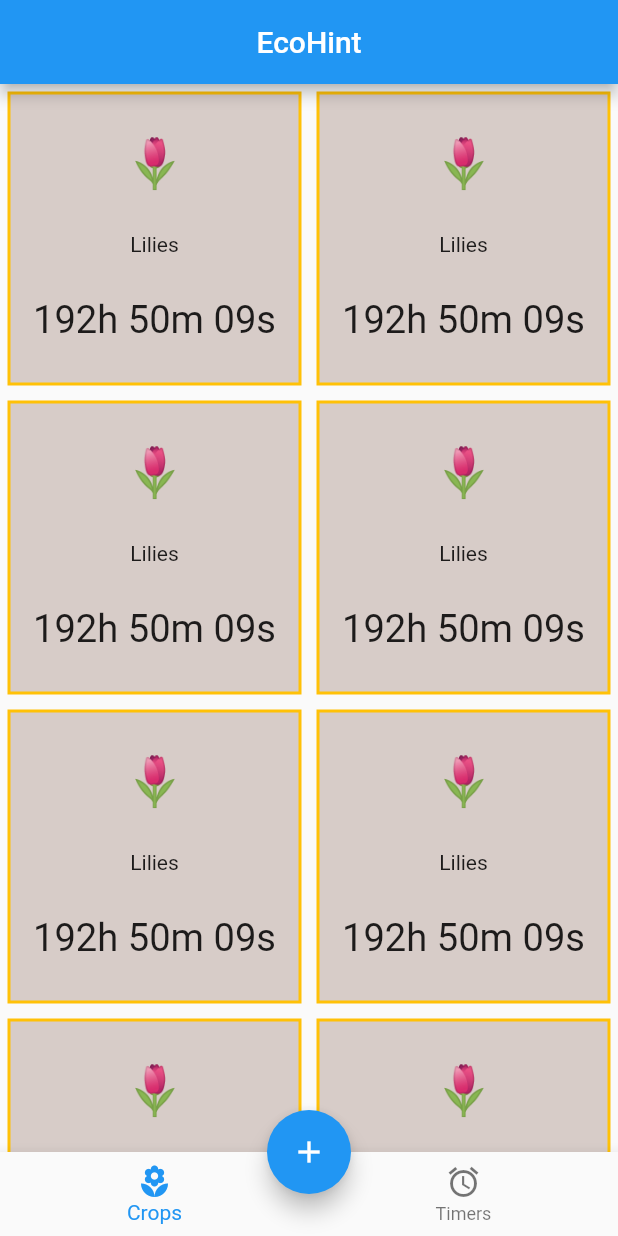
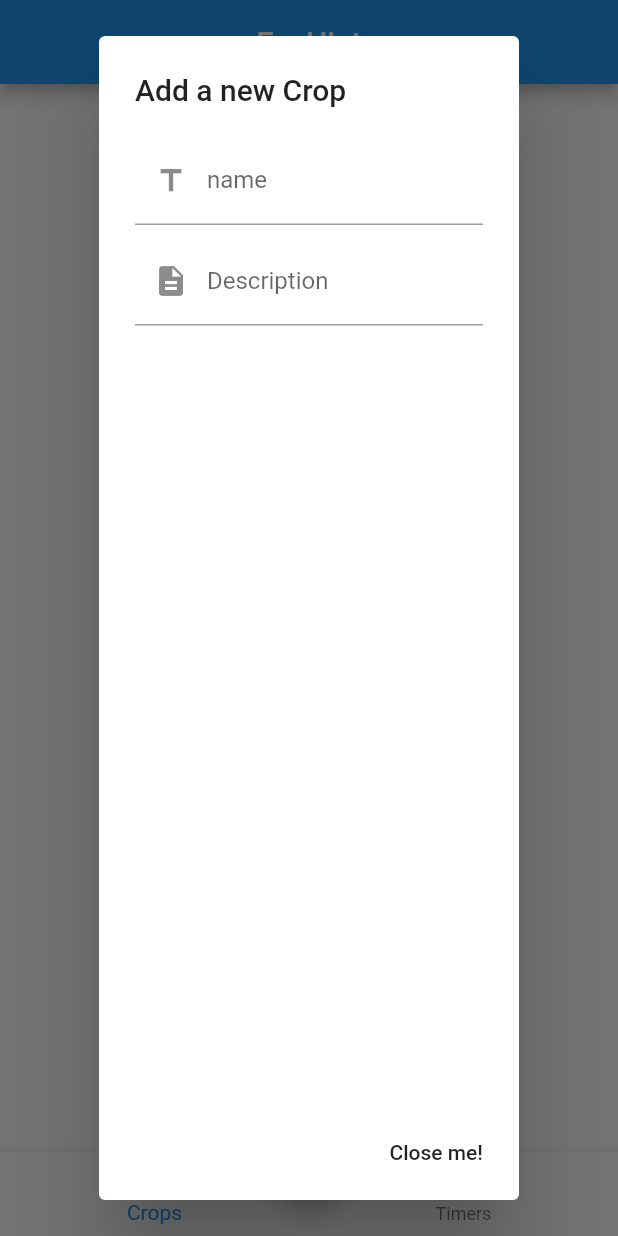
Before and after one commit to arnaudelub/ecohint, a Flutter app: the screen it shows after launch, after a tap on the "add" icon, on a phone screen of 412 x 824 dp. Run offline on Flutter 3.47's test engine with Material 2 defaults, Android fonts, the phone set to English and light mode, and no system bars; our stand-ins replace bloc, flutter_bloc, freezed_annotation, get_it, injectable, shared_preferences; generated files the repository leaves out were written again.

Commit message:
adding crop bloc to getAllBlocs, delete and create, also showing dialog to add crop on FAB pressed, injection now async

```diff
--- a/lib/core/storage.dart
+++ b/lib/core/storage.dart
@@ -18,14 +18,19 @@ class Storage implements IStorage {
   Storage(this._storage);
   @override
   Crop getCrop(String key) {
+    try {
       final Map<String, dynamic> json =
           jsonDecode(_storage.getString(key)) as Map<String, dynamic>;
       final Crop crop = Crop.fromJson(json);
       return crop;
+    } catch (_) {
+      throw 'Error';
+    }
   }
 
   @override
   List<Crop> getCrops() {
+    try {
       final cropsList = <Crop>[];
       final allKeys = _storage.getKeys();
       final List<String> cropsKey =
@@ -35,15 +40,26 @@ class Storage implements IStorage {
         cropsList.add(Crop.fromJson(json));
       });
       return cropsList;
+    } catch (_) {
+      throw 'Error';
+    }
   }
 
   @override
   Future<void> removeCrop(String key) async {
+    try {
       await _storage.remove(key);
+    } catch (_) {
+      throw 'Error';
+    }
   }
 
   @override
   Future<void> storeCrop(Crop crop) async {
+    try {
       await _storage.setString('crop_${crop.name}', crop.toJson().toString());
+    } catch (_) {
+      throw 'Error';
     }
   }
+}
--- a/lib/core/storage_injectable.dart
+++ b/lib/core/storage_injectable.dart
@@ -4,6 +4,6 @@ import 'package:shared_preferences/shared_preferences.dart';
 @module
 abstract class StorageInjectableModule {
   @lazySingleton
-  Future<SharedPreferences> get storage async =>
-      await SharedPreferences.getInstance();
+  @preResolve
+  Future<SharedPreferences> get storage => SharedPreferences.getInstance();
 }
--- a/lib/injections.dart
+++ b/lib/injections.dart
@@ -6,7 +6,7 @@ final GetIt getIt = GetIt.instance;
 String environment;
 
 @injectableInit
-void configureInjection(String env) {
+Future<void> configureInjection(String env) async {
   environment = env;
-  $initGetIt(getIt, environment: env);
+  await $initGetIt(getIt, environment: env);
 }
--- a/lib/injections.iconfig.dart
+++ b/lib/injections.iconfig.dart
@@ -7,13 +7,15 @@
 import 'package:shared_preferences/shared_preferences.dart';
 import 'package:ecohint/core/storage_injectable.dart';
 import 'package:ecohint/core/storage.dart';
+import 'package:ecohint/screens/bloc/crops/crops_bloc.dart';
 import 'package:get_it/get_it.dart';
 
-void $initGetIt(GetIt g, {String environment}) {
+Future<void> $initGetIt(GetIt g, {String environment}) async {
   final storageInjectableModule = _$StorageInjectableModule();
-  g.registerLazySingletonAsync<SharedPreferences>(
-      () => storageInjectableModule.storage);
+  final sharedPreferences = await storageInjectableModule.storage;
+  g.registerLazySingleton<SharedPreferences>(() => sharedPreferences);
   g.registerLazySingleton<IStorage>(() => Storage(g<SharedPreferences>()));
+  g.registerFactory<CropsBloc>(() => CropsBloc(g<IStorage>()));
 }
 
 class _$StorageInjectableModule extends StorageInjectableModule {}
--- a/lib/main.dart
+++ b/lib/main.dart
@@ -3,8 +3,9 @@ import 'package:flutter/material.dart';
 import 'package:injectable/injectable.dart';
 import 'injections.dart';
 
-void main() {
-  configureInjection(Environment.dev);
+Future<void> main() async {
+  WidgetsFlutterBinding.ensureInitialized();
+  await configureInjection(Environment.dev);
   runApp(MyApp());
 }
 
--- /dev/null
+++ b/lib/screens/bloc/crops/crops_bloc.dart
@@ -0,0 +1,58 @@
+import 'dart:async';
+
+import 'package:ecohint/core/storage.dart';
+import 'package:ecohint/models/crop.dart';
+import 'package:freezed_annotation/freezed_annotation.dart';
+import 'package:bloc/bloc.dart';
+import 'package:meta/meta.dart';
+import 'package:injectable/injectable.dart';
+
+part 'crops_event.dart';
+part 'crops_state.dart';
+
+part 'crops_bloc.freezed.dart';
+
+@injectable
+class CropsBloc extends Bloc<CropsEvent, CropsState> {
+  final IStorage _storage;
+
+  CropsBloc(this._storage);
+
+  @override
+  CropsState get initialState => CropsState.initial();
+
+  @override
+  Stream<CropsState> mapEventToState(
+    CropsEvent event,
+  ) async* {
+    List<Crop> listCrops = state.crops;
+    yield* event.map(createCrop: (CreateCrop value) async* {
+      yield state.copyWith(isLoading: true);
+      await _storage.storeCrop(value.crop);
+      listCrops.add(value.crop);
+      yield state.copyWith(
+        isLoading: false,
+        crops: listCrops,
+      );
+    }, deleteCrop: (DeleteCrop value) async* {
+      yield state.copyWith(
+        isLoading: true,
+      );
+      await _storage.removeCrop('crop_${value.crop.name}');
+      listCrops.remove(value.crop);
+      yield state.copyWith(
+        isLoading: false,
+        crops: listCrops,
+      );
+    }, getCrops: (GetCrops value) async* {
+      yield state.copyWith(
+        isLoading: true,
+      );
+      listCrops = _storage.getCrops();
+      yield state.copyWith(
+        isLoading: false,
+        crops: listCrops,
+      );
+    });
+  }
+}
--- /dev/null
+++ b/lib/screens/bloc/crops/crops_event.dart
@@ -0,0 +1,8 @@
+part of 'crops_bloc.dart';
+
+@freezed
+abstract class CropsEvent with _$CropsEvent {
+  const factory CropsEvent.getCrops() = GetCrops;
+  const factory CropsEvent.createCrop(Crop crop) = CreateCrop;
+  const factory CropsEvent.deleteCrop(Crop crop) = DeleteCrop;
+}
--- /dev/null
+++ b/lib/screens/bloc/crops/crops_state.dart
@@ -0,0 +1,13 @@
+part of 'crops_bloc.dart';
+
+@freezed
+abstract class CropsState with _$CropsState {
+  const factory CropsState({
+    @required bool isLoading,
+    @required bool showErrorMessage,
+    @required List<Crop> crops,
+  }) = _CropState;
+
+  factory CropsState.initial() =>
+      const CropsState(isLoading: false, showErrorMessage: false, crops: []);
+}
--- a/lib/screens/home_screen.dart
+++ b/lib/screens/home_screen.dart
@@ -1,31 +1,37 @@
+import 'dart:async';
+import 'package:ecohint/injections.dart';
+import 'package:ecohint/screens/bloc/crops/crops_bloc.dart';
 import 'package:ecohint/widgets/crop_card.dart';
+import 'package:ecohint/widgets/crop_listener.dart';
 import 'package:flutter/material.dart';
+import 'package:flutter_bloc/flutter_bloc.dart';
 
 class HomeScreen extends StatelessWidget {
   @override
   Widget build(BuildContext context) {
+    return FutureBuilder(
+        future: getIt.allReady(),
+        builder: (context, snapshot) {
+          if (snapshot.hasData) {
             return Scaffold(
               appBar: AppBar(
                 title: const Center(child: Text("EcoHint")),
               ),
-      body: GridView.builder(
-        gridDelegate: SliverGridDelegateWithMaxCrossAxisExtent(
-          maxCrossAxisExtent: MediaQuery.of(context).size.height * 0.4,
-          mainAxisSpacing: 0.0,
-          crossAxisSpacing: 0.0,
-          childAspectRatio: 1,
-        ),
-        itemBuilder: (BuildContext context, int index) {
-          return CropCard(index);
-        },
-        itemCount: 30,
+              body: MultiBlocProvider(
+                providers: [
+                  BlocProvider(
+                      create: (contexT) =>
+                          getIt<CropsBloc>()..add(const CropsEvent.getCrops()))
+                ],
+                child: CropListener(),
               ),
               floatingActionButton: FloatingActionButton(
                 clipBehavior: Clip.hardEdge,
-        onPressed: () => print("TODO"),
+                onPressed: () => _showAddCropDialog(context),
                 child: const Icon(Icons.add),
               ),
-      floatingActionButtonLocation: FloatingActionButtonLocation.centerDocked,
+              floatingActionButtonLocation:
+                  FloatingActionButtonLocation.centerDocked,
               bottomNavigationBar: BottomNavigationBar(
                 items: const <BottomNavigationBarItem>[
                   BottomNavigationBarItem(
@@ -35,5 +41,46 @@ class HomeScreen extends StatelessWidget {
                 ],
               ),
             );
+          } else {
+            return const Scaffold(
+                body: Center(child: CircularProgressIndicator()));
+          }
+        });
+  }
+
+  void _showAddCropDialog(BuildContext context) {
+    showDialog(
+        context: context,
+        builder: (_) => AlertDialog(
+              title: const Text("Add a new Crop"),
+              content: Form(
+                child: Column(
+                  children: [
+                    TextFormField(
+                      decoration: const InputDecoration(
+                        prefixIcon: Icon(Icons.title),
+                        labelText: 'name',
+                      ),
+                    ),
+                    const SizedBox(height: 8),
+                    TextFormField(
+                      decoration: const InputDecoration(
+                        prefixIcon: Icon(Icons.description),
+                        labelText: 'Description',
+                      ),
+                    ),
+                    const SizedBox(height: 8),
+                  ],
+                ),
+              ),
+              actions: <Widget>[
+                FlatButton(
+                  onPressed: () {
+                    Navigator.of(context).pop();
+                  },
+                  child: const Text('Close me!'),
+                )
+              ],
+            ));
   }
 }
--- a/lib/widgets/crop_card.dart
+++ b/lib/widgets/crop_card.dart
@@ -1,16 +1,12 @@
+import 'package:ecohint/models/crop.dart';
 import 'package:ecohint/widgets/crop_timer.dart';
 import 'package:flutter/material.dart';
 
-class CropCard extends StatefulWidget {
-  final int index;
+class CropCard extends StatelessWidget {
+  final Crop crop;
 
-  const CropCard(this.index);
+  const CropCard(this.crop);
 
-  @override
-  _CropCardState createState() => _CropCardState();
-}
-
-class _CropCardState extends State<CropCard> {
   @override
   Widget build(BuildContext context) {
     return Padding(
@@ -24,11 +20,11 @@ class _CropCardState extends State<CropCard> {
         child: Column(
           mainAxisAlignment: MainAxisAlignment.spaceEvenly,
           children: [
-            const Text(
-              "🌷",
-              style: TextStyle(fontSize: 32.0),
+            Text(
+              crop.picture,
+              style: const TextStyle(fontSize: 32.0),
             ),
-            const Text("Lilies"),
+            Text(crop.name),
             CropTimer()
           ],
         ),
--- /dev/null
+++ b/lib/widgets/crop_listener.dart
@@ -0,0 +1,24 @@
+import 'package:ecohint/screens/bloc/crops/crops_bloc.dart';
+import 'package:ecohint/widgets/crop_card.dart';
+import 'package:flutter/material.dart';
+import 'package:flutter_bloc/flutter_bloc.dart';
+
+class CropListener extends StatelessWidget {
+  @override
+  Widget build(BuildContext context) {
+    return BlocBuilder<CropsBloc, CropsState>(builder: (context, state) {
+      return GridView.builder(
+        gridDelegate: SliverGridDelegateWithMaxCrossAxisExtent(
+          maxCrossAxisExtent: MediaQuery.of(context).size.height * 0.4,
+          mainAxisSpacing: 0.0,
+          crossAxisSpacing: 0.0,
+          childAspectRatio: 1,
+        ),
+        itemBuilder: (BuildContext context, int index) {
+          return CropCard(state.crops[index]);
+        },
+        itemCount: state.crops.length,
+      );
+    });
+  }
+}
--- a/pubspec.yaml
+++ b/pubspec.yaml
@@ -33,6 +33,7 @@ dependencies:
   get_it: ^4.0.2
   freezed_annotation:
   json_annotation:
+  flutter_bloc: ^4.0.1
 dev_dependencies:
   flutter_test:
     sdk: flutter
```
Also changed, not shown: lib/screens/bloc/crops/crops_bloc.freezed.dart (added), pubspec.lock. Lines whose indentation alone changed are shown as unchanged.
